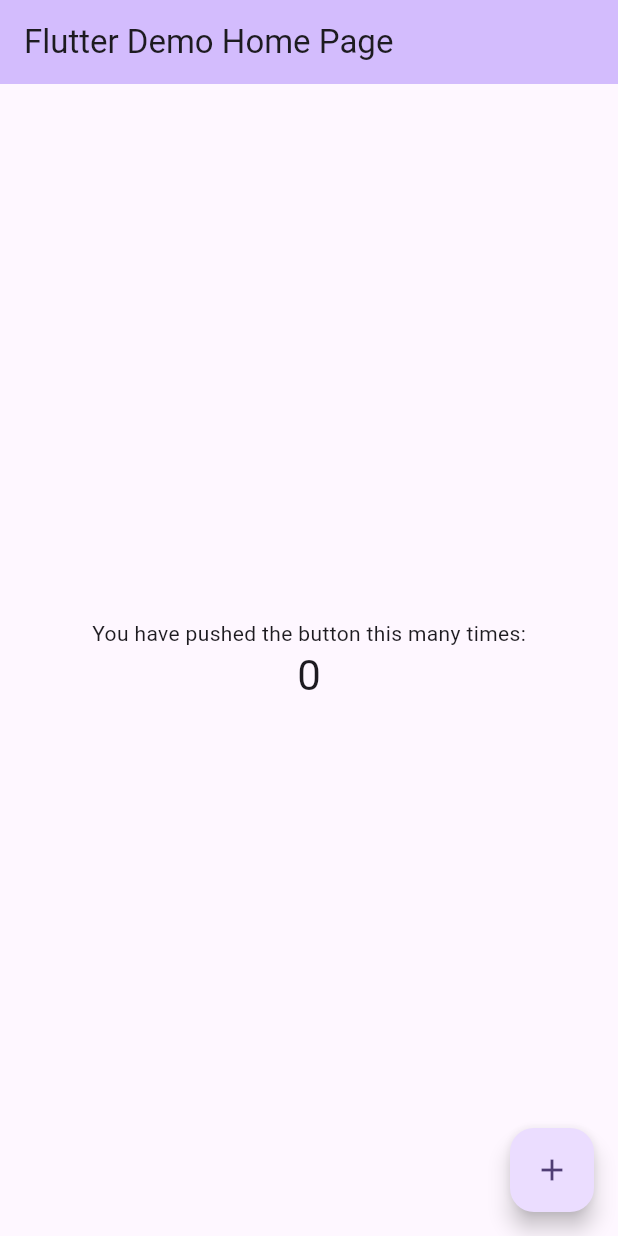
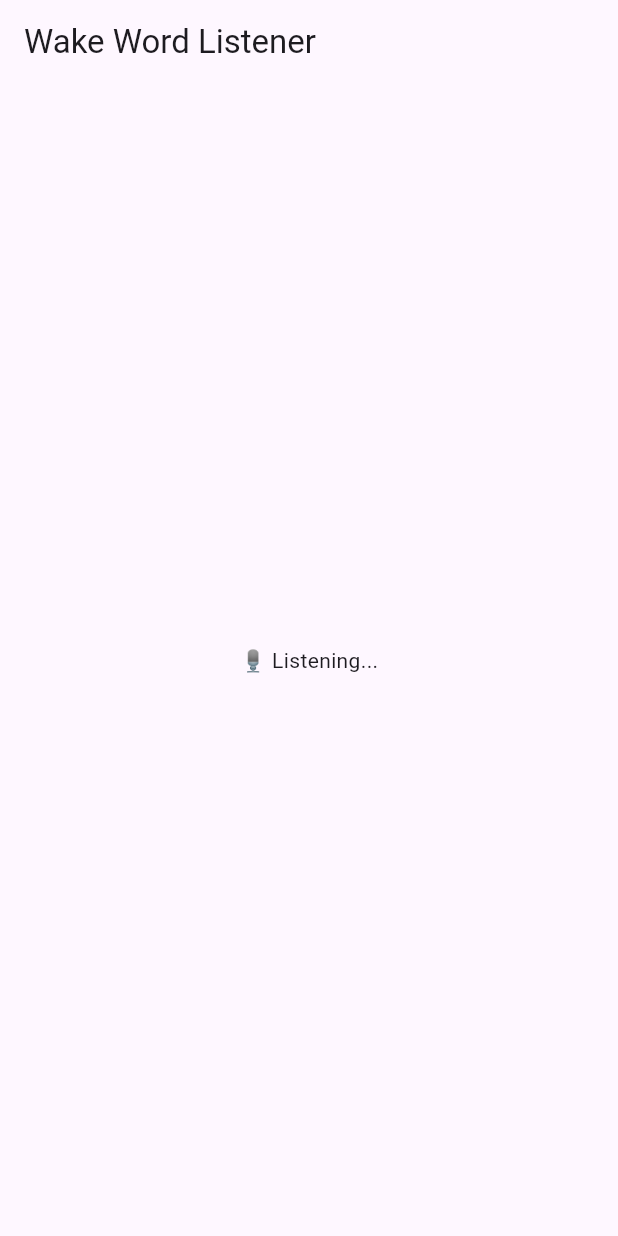
Before and after one commit to tsounguc/griot, a Flutter app: the screen it shows after launch, on a phone screen of 412 x 824 dp. Run offline on Flutter 3.47's test engine with Material 3 defaults, Android fonts, the phone set to English and light mode, and no system bars; our stand-ins replace dartz, equatable, flutter_bloc, flutter_dotenv, get_it, shared_preferences; missing offline and left inert: porcupine_flutter.

Commit message:
Wake word now implemented

```diff
--- a/analysis_options.yaml
+++ b/analysis_options.yaml
@@ -1,28 +1,8 @@
-# This file configures the analyzer, which statically analyzes Dart code to
-# check for errors, warnings, and lints.
-#
-# The issues identified by the analyzer are surfaced in the UI of Dart-enabled
-# IDEs (https://dart.dev/tools#ides-and-editors). The analyzer can also be
-# invoked from the command line by running `flutter analyze`.
-
-# The following line activates a set of recommended lints for Flutter apps,
-# packages, and plugins designed to encourage good coding practices.
-include: package:flutter_lints/flutter.yaml
-
+#include: package:flutter_lints/flutter.yaml
+include: package:very_good_analysis/analysis_options.yaml
 linter:
-  # The lint rules applied to this project can be customized in the
-  # section below to disable rules from the `package:flutter_lints/flutter.yaml`
-  # included above or to enable additional rules. A list of all available lints
-  # and their documentation is published at https://dart.dev/lints.
-  #
-  # Instead of disabling a lint rule for the entire project in the
-  # section below, it can also be suppressed for a single line of code
-  # or a specific dart file by using the `// ignore: name_of_lint` and
-  # `// ignore_for_file: name_of_lint` syntax on the line or in the file
-  # producing the lint.
   rules:
-    # avoid_print: false  # Uncomment to disable the `avoid_print` rule
-    # prefer_single_quotes: true  # Uncomment to enable the `prefer_single_quotes` rule
+    public_member_api_docs: false
 
 # Additional information about this file can be found at
 # https://dart.dev/guides/language/analysis-options
--- /dev/null
+++ b/lib/features/user_input/presentation/cubit/wake_word_cubit.dart
@@ -0,0 +1,27 @@
+import 'package:equatable/equatable.dart';
+import 'package:flutter_bloc/flutter_bloc.dart';
+import 'package:griot/features/user_input/domain/use_cases/listen_for_wake_word.dart';
+
+part 'wake_word_state.dart';
+
+class WakeWordCubit extends Cubit<WakeWordState> {
+  WakeWordCubit({
+    required ListenForWakeWord listenForWakeWord,
+  }) : _listenForWakeWord = listenForWakeWord,
+       super(WakeWordInitial());
+
+  final ListenForWakeWord _listenForWakeWord;
+
+  Future<void> startListening() async {
+    emit(const WakeWordListening());
+
+    final result = await _listenForWakeWord.call(() {
+      emit(const WakeWordHeard());
+    });
+
+    result.fold(
+      (failure) => emit(WakeWordError(failure.message)),
+      (_) => null, // already handled by callback
+    );
+  }
+}
--- /dev/null
+++ b/lib/features/user_input/presentation/cubit/wake_word_state.dart
@@ -0,0 +1,26 @@
+part of 'wake_word_cubit.dart';
+
+sealed class WakeWordState extends Equatable {
+  const WakeWordState();
+
+  @override
+  List<Object> get props => [];
+}
+
+final class WakeWordInitial extends WakeWordState {}
+
+class WakeWordListening extends WakeWordState {
+  const WakeWordListening();
+}
+
+class WakeWordHeard extends WakeWordState {
+  const WakeWordHeard();
+}
+
+class WakeWordError extends WakeWordState {
+  const WakeWordError(this.message);
+  final String message;
+
+  @override
+  List<Object> get props => [message];
+}
--- /dev/null
+++ b/lib/home_screen.dart
@@ -0,0 +1,28 @@
+import 'package:flutter/material.dart';
+import 'package:flutter_bloc/flutter_bloc.dart';
+import 'package:griot/features/user_input/presentation/cubit/wake_word_cubit.dart';
+
+class HomeScreen extends StatelessWidget {
+  const HomeScreen({super.key});
+
+  @override
+  Widget build(BuildContext context) {
+    return Scaffold(
+      appBar: AppBar(title: const Text('Wake Word Listener')),
+      body: Center(
+        child: BlocBuilder<WakeWordCubit, WakeWordState>(
+          builder: (context, state) {
+            if (state is WakeWordListening) {
+              return const Text('🎙️ Listening...');
+            } else if (state is WakeWordHeard) {
+              return const Text('🗣️ Wake word detected!');
+            } else if (state is WakeWordError) {
+              return Text('❌ Error: ${state.message}');
+            }
+            return const SizedBox();
+          },
+        ),
+      ),
+    );
+  }
+}
--- a/lib/main.dart
+++ b/lib/main.dart
@@ -1,122 +1,34 @@
 import 'package:flutter/material.dart';
+import 'package:flutter_bloc/flutter_bloc.dart';
+import 'package:flutter_dotenv/flutter_dotenv.dart';
+import 'package:griot/core/services/service_locator.dart';
+import 'package:griot/features/user_input/presentation/cubit/wake_word_cubit.dart';
+import 'package:griot/home_screen.dart';
 
-void main() {
-  runApp(const MyApp());
+void main() async {
+  await dotenv.load();
+  WidgetsFlutterBinding.ensureInitialized();
+  await setUpServices();
+  runApp(const GriotApp());
 }
 
-class MyApp extends StatelessWidget {
-  const MyApp({super.key});
+class GriotApp extends StatelessWidget {
+  const GriotApp({super.key});
 
-  // This widget is the root of your application.
   @override
   Widget build(BuildContext context) {
-    return MaterialApp(
-      title: 'Flutter Demo',
-      theme: ThemeData(
-        // This is the theme of your application.
-        //
-        // TRY THIS: Try running your application with "flutter run". You'll see
-        // the application has a purple toolbar. Then, without quitting the app,
-        // try changing the seedColor in the colorScheme below to Colors.green
-        // and then invoke "hot reload" (save your changes or press the "hot
-        // reload" button in a Flutter-supported IDE, or press "r" if you used
-        // the command line to start the app).
-        //
-        // Notice that the counter didn't reset back to zero; the application
-        // state is not lost during the reload. To reset the state, use hot
-        // restart instead.
-        //
-        // This works for code too, not just values: Most code changes can be
-        // tested with just a hot reload.
-        colorScheme: ColorScheme.fromSeed(seedColor: Colors.deepPurple),
+    return MultiBlocProvider(
+      providers: [
+        BlocProvider(
+          create: (_) => serviceLocator<WakeWordCubit>()..startListening(),
+        ),
+      ],
+      child: MaterialApp(
+        theme: ThemeData(
+          colorScheme: ColorScheme.fromSeed(seedColor: Colors.deepPurple),
+        ),
+        home: const HomeScreen(),
       ),
-      home: const MyHomePage(title: 'Flutter Demo Home Page'),
     );
   }
 }
-
-class MyHomePage extends StatefulWidget {
-  const MyHomePage({super.key, required this.title});
-
-  // This widget is the home page of your application. It is stateful, meaning
-  // that it has a State object (defined below) that contains fields that affect
-  // how it looks.
-
-  // This class is the configuration for the state. It holds the values (in this
-  // case the title) provided by the parent (in this case the App widget) and
-  // used by the build method of the State. Fields in a Widget subclass are
-  // always marked "final".
-
-  final String title;
-
-  @override
-  State<MyHomePage> createState() => _MyHomePageState();
-}
-
-class _MyHomePageState extends State<MyHomePage> {
-  int _counter = 0;
-
-  void _incrementCounter() {
-    setState(() {
-      // This call to setState tells the Flutter framework that something has
-      // changed in this State, which causes it to rerun the build method below
-      // so that the display can reflect the updated values. If we changed
-      // _counter without calling setState(), then the build method would not be
-      // called again, and so nothing would appear to happen.
-      _counter++;
-    });
-  }
-
-  @override
-  Widget build(BuildContext context) {
-    // This method is rerun every time setState is called, for instance as done
-    // by the _incrementCounter method above.
-    //
-    // The Flutter framework has been optimized to make rerunning build methods
-    // fast, so that you can just rebuild anything that needs updating rather
-    // than having to individually change instances of widgets.
-    return Scaffold(
-      appBar: AppBar(
-        // TRY THIS: Try changing the color here to a specific color (to
-        // Colors.amber, perhaps?) and trigger a hot reload to see the AppBar
-        // change color while the other colors stay the same.
-        backgroundColor: Theme.of(context).colorScheme.inversePrimary,
-        // Here we take the value from the MyHomePage object that was created by
-        // the App.build method, and use it to set our appbar title.
-        title: Text(widget.title),
-      ),
-      body: Center(
-        // Center is a layout widget. It takes a single child and positions it
-        // in the middle of the parent.
-        child: Column(
-          // Column is also a layout widget. It takes a list of children and
-          // arranges them vertically. By default, it sizes itself to fit its
-          // children horizontally, and tries to be as tall as its parent.
-          //
-          // Column has various properties to control how it sizes itself and
-          // how it positions its children. Here we use mainAxisAlignment to
-          // center the children vertically; the main axis here is the vertical
-          // axis because Columns are vertical (the cross axis would be
-          // horizontal).
-          //
-          // TRY THIS: Invoke "debug painting" (choose the "Toggle Debug Paint"
-          // action in the IDE, or press "p" in the console), to see the
-          // wireframe for each widget.
-          mainAxisAlignment: MainAxisAlignment.center,
-          children: <Widget>[
-            const Text('You have pushed the button this many times:'),
-            Text(
-              '$_counter',
-              style: Theme.of(context).textTheme.headlineMedium,
-            ),
-          ],
-        ),
-      ),
-      floatingActionButton: FloatingActionButton(
-        onPressed: _incrementCounter,
-        tooltip: 'Increment',
-        child: const Icon(Icons.add),
-      ), // This trailing comma makes auto-formatting nicer for build methods.
-    );
-  }
-}
```
Also changed, not shown: lib/core/resources/media_resources.dart (added, +18 -0 lines), lib/core/services/service_locator.dart (added, +9 -0 lines), lib/core/services/service_locator.main.dart (added, +28 -0 lines), lib/features/user_input/data/datasources/wake_word_listener.dart (+37 -3 lines), pubspec.yaml (+17 -18 lines), pubspec.lock, 12 other files.
